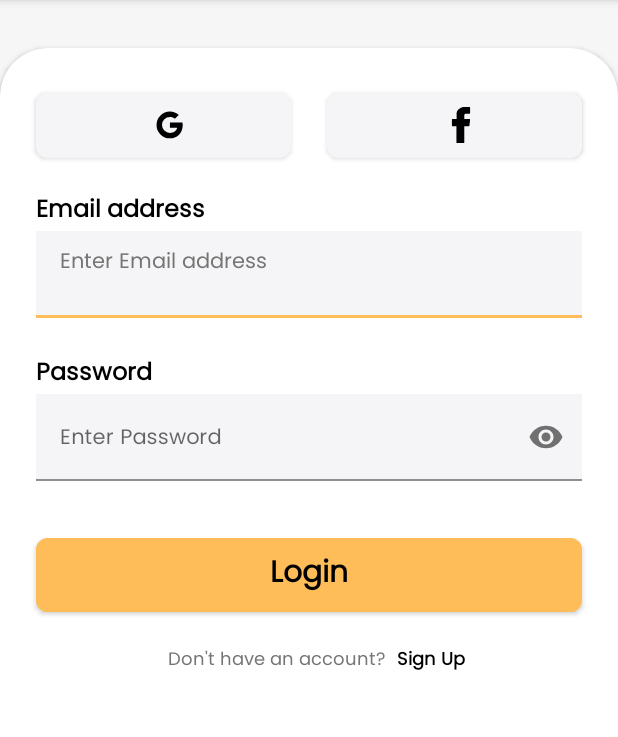
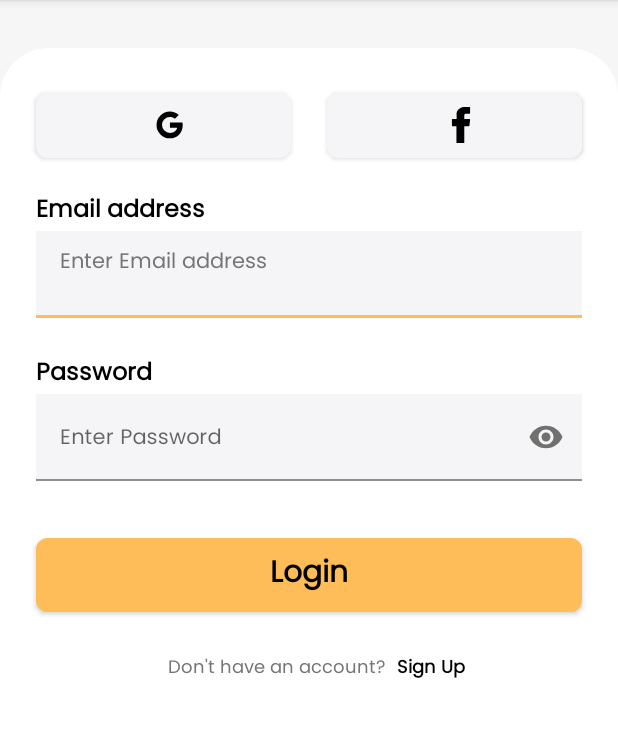
Before and after one commit to MohabElziny/Ebuy, an Android app: the fragment LoginScreen shown on its own in the app's theme, on a phone screen of 412 x 824 dp, the part 84-821 px from its top. Run offline under Robolectric (Android 15) with nearby library versions, the phone set to English and light mode, and no system bars.

Commit message:
resolve signup button

```diff
--- a/app/src/main/res/layout/fragment_login_screen.xml
+++ b/app/src/main/res/layout/fragment_login_screen.xml
@@ -153,9 +153,10 @@
                 android:id="@+id/textView5"
                 android:layout_width="wrap_content"
                 android:layout_height="wrap_content"
-                android:layout_marginTop="16dp"
+                android:layout_marginTop="8dp"
                 android:fontFamily="@font/poppins"
                 android:gravity="center"
+                android:minHeight="48dp"
                 android:text="@string/don_t_have_an_account"
                 android:textColor="@color/Disable"
                 android:textSize="@dimen/fontHeading6"
@@ -169,11 +170,11 @@
                 style="@style/fontBoldStyle"
                 android:layout_width="wrap_content"
                 android:layout_height="0dp"
+                android:clickable="true"
+                android:focusable="true"
+                android:gravity="center"
                 android:minWidth="48dp"
                 android:minHeight="48dp"
-                    android:clickable="true"
-                    android:focusable="true"
-                    android:gravity="center|top"
                 android:paddingStart="8dp"
                 android:paddingEnd="8dp"
                 android:text="@string/sign_up"
```
Lines whose indentation alone changed are shown as unchanged.
